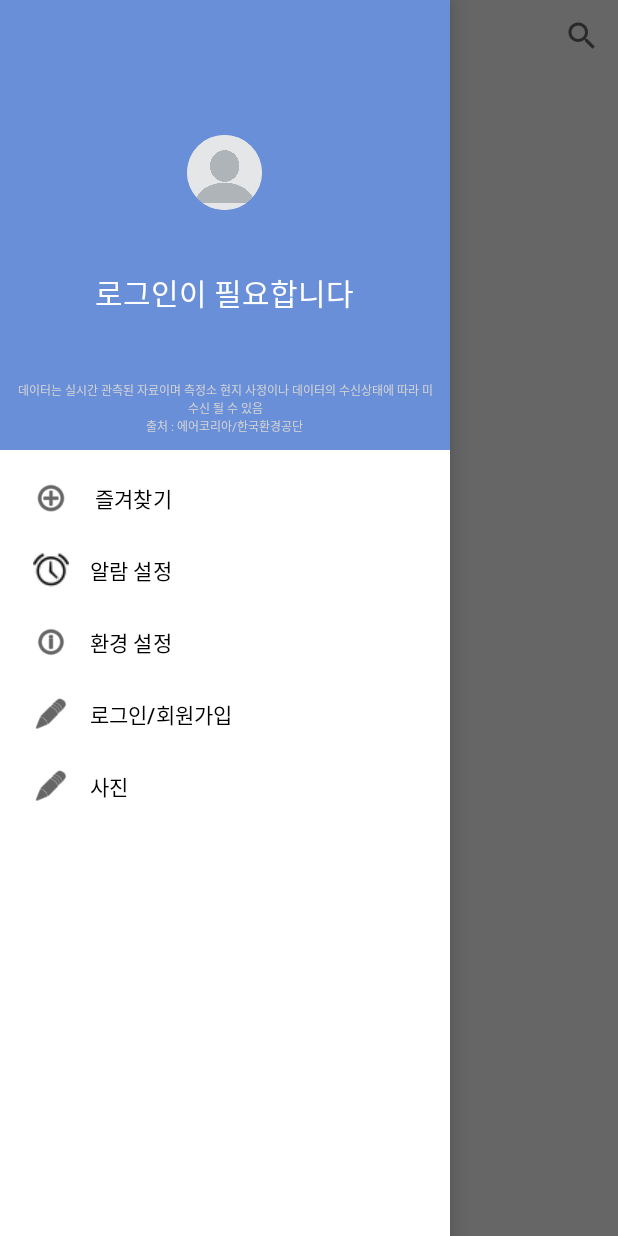
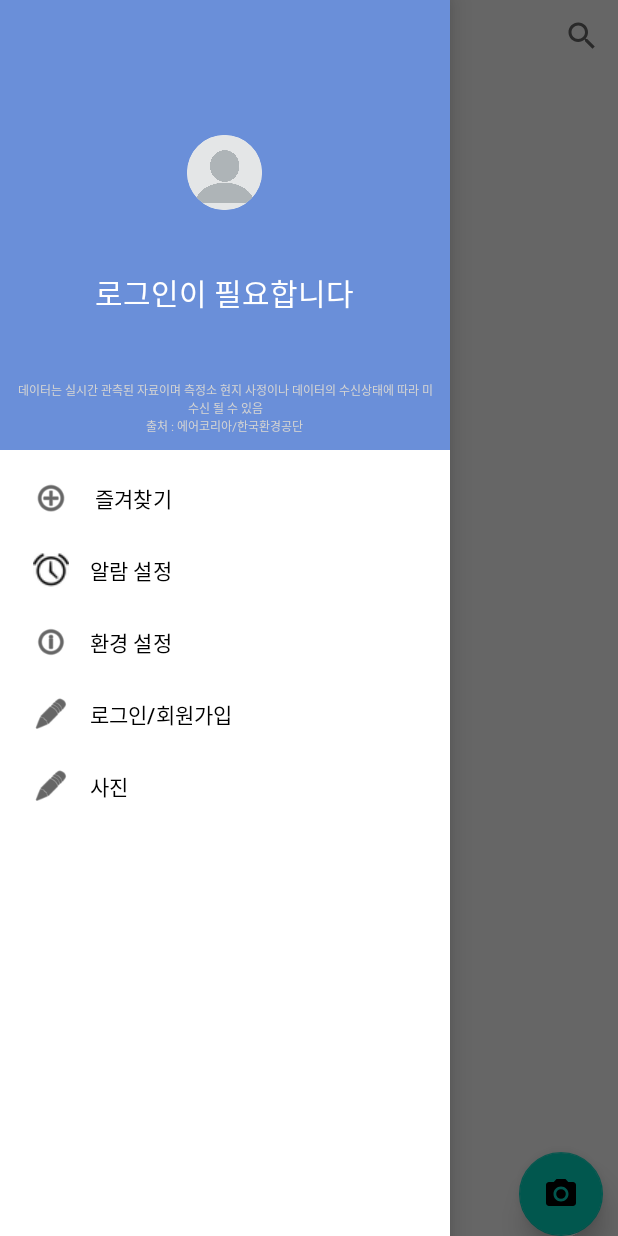
Before and after one commit to Munzii2023/munzii, an Android app: the screen it shows after launch (MainActivity), with the side drawer open, on a phone screen of 412 x 824 dp. Run offline under Robolectric (Android 15) with nearby library versions, the phone set to English and light mode, and no system bars; our stand-ins replace Firebase (no records; nobody signed in at launch, a user with empty details on screens opened directly); libraries missing offline, so code that uses them is left out: com.naver.maps; plain views replace MapView; 8 statements that could not run were skipped.

Commit message:
floatingbutton

```diff
--- a/app/build.gradle
+++ b/app/build.gradle
@@ -94,4 +94,6 @@ dependencies {
     implementation 'org.tensorflow:tensorflow-lite:2.7.0'
 
     implementation 'de.hdodenhof:circleimageview:3.1.0' //원형 버튼 라이브러리
+    implementation 'com.google.android.material:material:1.4.0'  // AndroidX 라이브러리 사용
+
 }
--- a/app/src/main/java/com/example/myapplication/MainActivity.kt
+++ b/app/src/main/java/com/example/myapplication/MainActivity.kt
@@ -4,9 +4,9 @@ import MYModel
 import MyAModel
 import MyBModel
 import MySModel
-import PinItem
 import android.Manifest.permission.ACCESS_COARSE_LOCATION
 import android.Manifest.permission.ACCESS_FINE_LOCATION
+import android.content.Context
 import android.content.Intent
 import android.content.pm.PackageManager
 import android.location.Address
@@ -15,16 +15,18 @@ import android.location.Location
 import android.os.Bundle
 import android.util.Log
 import android.view.MenuItem
-import android.widget.ImageView
+import android.view.animation.Animation
+import android.view.animation.AnimationUtils
+import android.widget.Toast
 import androidx.appcompat.app.AppCompatActivity
 import androidx.appcompat.widget.SearchView
 import androidx.core.app.ActivityCompat
 import androidx.core.view.GravityCompat
-import com.example.myapplication.databinding.ActivityInfoBinding
 import com.example.myapplication.databinding.ActivityMainBinding
 import com.example.myapplication.databinding.NavigationHeaderBinding
 import com.google.android.gms.location.FusedLocationProviderClient
 import com.google.android.gms.location.LocationServices
+import com.google.android.material.floatingactionbutton.FloatingActionButton
 import com.google.android.material.navigation.NavigationView
 import com.naver.maps.geometry.LatLng
 import com.naver.maps.map.*
@@ -39,7 +41,8 @@ import retrofit2.Response
 import java.io.IOException
 import java.util.*
 import kotlin.properties.Delegates
-import kotlinx.coroutines.Dispatchers
+import android.view.View
+import com.example.myapplication.PhotoActivity
 
 
 class MainActivity : AppCompatActivity(), NavigationView.OnNavigationItemSelectedListener,
@@ -71,6 +74,15 @@ class MainActivity : AppCompatActivity(), NavigationView.OnNavigationItemSelecte
     // 코루틴 생성
     private val coroutineScope = CoroutineScope(Dispatchers.Main)
 
+    //floatingbutton
+    private lateinit var mContext: Context
+    private lateinit var fabMain: FloatingActionButton
+    private lateinit var fabSub1: FloatingActionButton
+    private lateinit var fabSub2: FloatingActionButton
+    private lateinit var fabOpen: Animation
+    private lateinit var fabClose: Animation
+    private var isFabOpen = false
+
     override fun onCreate(savedInstanceState: Bundle?) {
         super.onCreate(savedInstanceState)
         binding= ActivityMainBinding.inflate(layoutInflater)
@@ -82,6 +94,35 @@ class MainActivity : AppCompatActivity(), NavigationView.OnNavigationItemSelecte
         binding.navBtn.setOnClickListener {
             binding.drawer.openDrawer(GravityCompat.START)
         }
+
+        mContext = applicationContext
+        fabOpen = AnimationUtils.loadAnimation(mContext, R.anim.fab_open)
+        fabClose = AnimationUtils.loadAnimation(mContext, R.anim.fab_close)
+
+        fabMain = findViewById(R.id.ic_main)
+        fabSub1 = findViewById(R.id.fab_sub1)
+        fabSub2 = findViewById(R.id.fab_sub2)
+
+        fabSub1.visibility = View.GONE
+        fabSub2.visibility = View.GONE
+
+        binding.icMain.setOnClickListener { v: View ->
+            when (v.id) {
+                R.id.ic_main -> toggleFab()
+                R.id.fab_sub1 -> {
+                    toggleFab()
+                }
+                R.id.fab_sub2 -> {
+                    toggleFab()
+                }
+            }
+        }
+
+        binding.fabSub1.setOnClickListener{
+            val intent = Intent(this, PhotoActivity::class.java)
+            startActivity(intent)
+        }
+
 
         binding.btnDeliveryVehicle.setOnClickListener {
             // SecondActivity로 이동하는 인텐트 시작
@@ -132,6 +173,30 @@ class MainActivity : AppCompatActivity(), NavigationView.OnNavigationItemSelecte
             }
         })
     }
+
+
+    private fun toggleFab() {
+        if (isFabOpen) {
+            fabMain.setImageResource(R.drawable.baseline_camera_alt_24)
+            fabSub1.visibility = View.GONE  // 수정된 부분
+            fabSub2.visibility = View.GONE
+            fabSub1.startAnimation(fabClose)
+            fabSub2.startAnimation(fabClose)
+            fabSub1.isClickable = false
+            fabSub2.isClickable = false
+            isFabOpen = false
+        } else {
+            fabMain.setImageResource(R.drawable.baseline_close_24)
+            fabSub1.visibility = View.VISIBLE  // 수정된 부분
+            fabSub2.visibility = View.VISIBLE
+            fabSub1.startAnimation(fabOpen)
+            fabSub2.startAnimation(fabOpen)
+            fabSub1.isClickable = true
+            fabSub2.isClickable = true
+            isFabOpen = true
+        }
+    }
+
 
 
     //위도경도 좌표계 => tm좌표 변환 함수
--- /dev/null
+++ b/app/src/main/res/anim/fab_close.xml
@@ -0,0 +1,18 @@
+<?xml version="1.0" encoding="utf-8"?>
+<set xmlns:android="http://schemas.android.com/apk/res/android"
+    android:fillAfter="true">
+    <scale
+        android:duration="300"
+        android:fromXScale="0.8"
+        android:fromYScale="0.8"
+        android:interpolator="@android:anim/linear_interpolator"
+        android:pivotX="50%"
+        android:pivotY="50%"
+        android:toXScale="0.0"
+        android:toYScale="0.0" />
+    <alpha
+        android:duration="300"
+        android:fromAlpha="1.0"
+        android:interpolator="@android:anim/accelerate_interpolator"
+        android:toAlpha="0.0" />
+</set>
--- /dev/null
+++ b/app/src/main/res/anim/fab_open.xml
@@ -0,0 +1,35 @@
+<?xml version="1.0" encoding="utf-8"?>
+
+<set xmlns:android="http://schemas.android.com/apk/res/android"
+
+    android:fillAfter="true">
+
+    <scale
+
+        android:duration="300"
+
+        android:fromXScale="0.0"
+
+        android:fromYScale="0.0"
+
+        android:interpolator="@android:anim/linear_interpolator"
+
+        android:pivotX="50%"
+
+        android:pivotY="50%"
+
+        android:toXScale="0.8"
+
+        android:toYScale="0.8" />
+
+    <alpha
+
+        android:duration="300"
+
+        android:fromAlpha="0.0"
+
+        android:interpolator="@android:anim/accelerate_interpolator"
+
+        android:toAlpha="1.0" />
+
+</set>
--- /dev/null
+++ b/app/src/main/res/drawable/baseline_camera_alt_24.xml
@@ -0,0 +1,6 @@
+<vector android:height="24dp" android:tint="#6A8FD9"
+    android:viewportHeight="24" android:viewportWidth="24"
+    android:width="24dp" xmlns:android="http://schemas.android.com/apk/res/android">
+    <path android:fillColor="@color/munzii_blue" android:pathData="M12,12m-3.2,0a3.2,3.2 0,1 1,6.4 0a3.2,3.2 0,1 1,-6.4 0"/>
+    <path android:fillColor="@color/munzii_blue" android:pathData="M9,2L7.17,4L4,4c-1.1,0 -2,0.9 -2,2v12c0,1.1 0.9,2 2,2h16c1.1,0 2,-0.9 2,-2L22,6c0,-1.1 -0.9,-2 -2,-2h-3.17L15,2L9,2zM12,17c-2.76,0 -5,-2.24 -5,-5s2.24,-5 5,-5 5,2.24 5,5 -2.24,5 -5,5z"/>
+</vector>
--- /dev/null
+++ b/app/src/main/res/drawable/baseline_close_24.xml
@@ -0,0 +1,5 @@
+<vector android:height="24dp" android:tint="#000000"
+    android:viewportHeight="24" android:viewportWidth="24"
+    android:width="24dp" xmlns:android="http://schemas.android.com/apk/res/android">
+    <path android:fillColor="@android:color/white" android:pathData="M19,6.41L17.59,5 12,10.59 6.41,5 5,6.41 10.59,12 5,17.59 6.41,19 12,13.41 17.59,19 19,17.59 13.41,12z"/>
+</vector>
--- a/app/src/main/res/drawable/baseline_directions_car_24.xml
+++ b/app/src/main/res/drawable/baseline_directions_car_24.xml
@@ -1,5 +1,5 @@
 <vector android:height="24dp" android:tint="#6A8FD9"
-    android:viewportHeight="24" android:viewportWidth="24"
-    android:width="24dp" xmlns:android="http://schemas.android.com/apk/res/android">
-    <path android:fillColor="@color/munzii_blue" android:pathData="M18.92,6.01C18.72,5.42 18.16,5 17.5,5h-11c-0.66,0 -1.21,0.42 -1.42,1.01L3,12v8c0,0.55 0.45,1 1,1h1c0.55,0 1,-0.45 1,-1v-1h12v1c0,0.55 0.45,1 1,1h1c0.55,0 1,-0.45 1,-1v-8l-2.08,-5.99zM6.5,16c-0.83,0 -1.5,-0.67 -1.5,-1.5S5.67,13 6.5,13s1.5,0.67 1.5,1.5S7.33,16 6.5,16zM17.5,16c-0.83,0 -1.5,-0.67 -1.5,-1.5s0.67,-1.5 1.5,-1.5 1.5,0.67 1.5,1.5 -0.67,1.5 -1.5,1.5zM5,11l1.5,-4.5h11L19,11L5,11z"/>
+android:viewportHeight="24" android:viewportWidth="24"
+android:width="24dp" xmlns:android="http://schemas.android.com/apk/res/android">
+<path android:fillColor="@color/munzii_blue" android:pathData="M18.92,6.01C18.72,5.42 18.16,5 17.5,5h-11c-0.66,0 -1.21,0.42 -1.42,1.01L3,12v8c0,0.55 0.45,1 1,1h1c0.55,0 1,-0.45 1,-1v-1h12v1c0,0.55 0.45,1 1,1h1c0.55,0 1,-0.45 1,-1v-8l-2.08,-5.99zM6.5,16c-0.83,0 -1.5,-0.67 -1.5,-1.5S5.67,13 6.5,13s1.5,0.67 1.5,1.5S7.33,16 6.5,16zM17.5,16c-0.83,0 -1.5,-0.67 -1.5,-1.5s0.67,-1.5 1.5,-1.5 1.5,0.67 1.5,1.5 -0.67,1.5 -1.5,1.5zM5,11l1.5,-4.5h11L19,11L5,11z"/>
 </vector>
--- /dev/null
+++ b/app/src/main/res/drawable/baseline_photo_24.xml
@@ -0,0 +1,5 @@
+<vector android:height="24dp" android:tint="#6A8FD9"
+    android:viewportHeight="24" android:viewportWidth="24"
+    android:width="24dp" xmlns:android="http://schemas.android.com/apk/res/android">
+    <path android:fillColor="@color/munzii_blue" android:pathData="M21,19V5c0,-1.1 -0.9,-2 -2,-2H5c-1.1,0 -2,0.9 -2,2v14c0,1.1 0.9,2 2,2h14c1.1,0 2,-0.9 2,-2zM8.5,13.5l2.5,3.01L14.5,12l4.5,6H5l3.5,-4.5z"/>
+</vector>
--- a/app/src/main/res/layout/activity_main.xml
+++ b/app/src/main/res/layout/activity_main.xml
@@ -67,6 +67,10 @@
                     android:text="-> 택배 차량 지도" />
                     -->
 
+                <RelativeLayout
+                    android:layout_width="wrap_content"
+                    android:layout_height="wrap_content">
+
                     <ImageButton
                         android:id="@+id/btnDeliveryVehicle"
                         android:layout_width="50dp"
@@ -75,7 +79,58 @@
                         android:textStyle="bold"
                         app:elevation="10dp"
                         android:background="@color/white"
+                        android:contentDescription="택배 차량 지도 버튼"
                         android:src="@drawable/baseline_directions_car_24" />
+
+                    <com.google.android.material.floatingactionbutton.FloatingActionButton
+                        android:id="@+id/fab_sub1"
+                        android:layout_width="wrap_content"
+                        android:layout_height="wrap_content"
+                        android:layout_above="@+id/fab_sub2"
+                        android:layout_alignParentRight="true"
+                        android:layout_marginBottom="15dp"
+                        android:layout_marginRight="20dp"
+                        android:backgroundTint="#ffffff"
+                        android:src="@drawable/baseline_camera_alt_24"
+                        app:borderWidth="0dp"
+                        app:fabSize="normal" />
+
+                    <!-- fab_sub2 버튼 수정 -->
+                    <com.google.android.material.floatingactionbutton.FloatingActionButton
+                        android:id="@+id/fab_sub2"
+                        android:layout_width="wrap_content"
+                        android:layout_height="wrap_content"
+                        android:layout_above="@+id/ic_main"
+                        android:layout_alignParentRight="true"
+                        android:layout_marginBottom="15dp"
+                        android:layout_marginRight="20dp"
+                        app:backgroundTint="#ffffff"
+                        android:src="@drawable/baseline_photo_24"
+                        android:contentDescription="서브 버튼 2"
+                        app:borderWidth="0dp"
+                        app:fabSize="normal" />
+
+
+                    <com.google.android.material.floatingactionbutton.FloatingActionButton
+                        android:id="@+id/ic_main"
+                        android:layout_width="70dp"
+                        android:layout_height="70dp"
+                        android:layout_margin="10dp"
+                        android:textStyle="bold"
+                        app:elevation="10dp"
+                        android:background="@color/white"
+                        android:src="@drawable/baseline_camera_alt_24"
+                        android:layout_alignParentBottom="true"
+                        android:layout_alignParentRight="true"
+                        android:layout_marginBottom="30dp"
+                        android:layout_marginRight="20dp"
+                        app:fabSize="normal"
+                        android:contentDescription="메인 버튼"
+                        android:onClick="onMainFabClick"/>
+
+
+                </RelativeLayout>
+
 
             </com.naver.maps.map.MapView>
 
```
Lines whose indentation alone changed are shown as unchanged.
